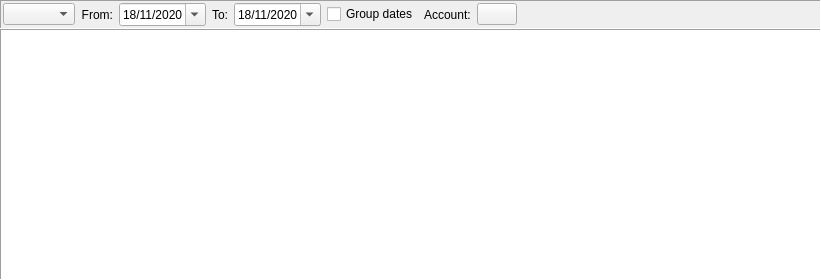
Above: jal/ui/reports/deals_report.ui from titov-vv/jal before the change. Below: the same form after it.
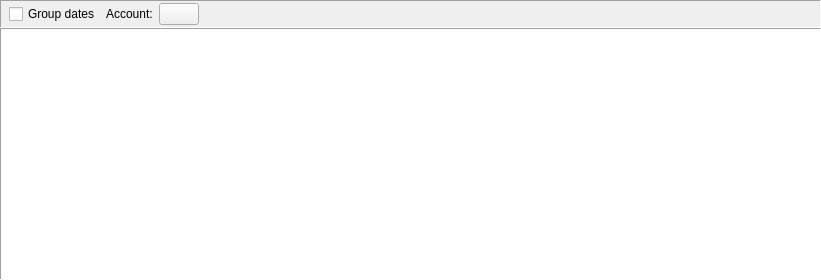
That is the form after the change. Custom widgets are drawn as their Qt base class.

Commit message: DateRangeSelector widget was created to simplify date range selection in reports

The edit to the form file:
```diff
--- a/jal/ui/reports/deals_report.ui
+++ b/jal/ui/reports/deals_report.ui
@@ -54,73 +54,7 @@
        <number>2</number>
       </property>
       <item>
-       <widget class="DateRangeCombo" name="ReportRangeCombo"/>
-      </item>
-      <item>
-       <widget class="QLabel" name="ReportFromLbl">
-        <property name="text">
-         <string>From:</string>
-        </property>
-        <property name="alignment">
-         <set>Qt::AlignRight|Qt::AlignTrailing|Qt::AlignVCenter</set>
-        </property>
-       </widget>
-      </item>
-      <item>
-       <widget class="QDateEdit" name="ReportFromDate">
-        <property name="dateTime">
-         <datetime>
-          <hour>21</hour>
-          <minute>0</minute>
-          <second>0</second>
-          <year>2020</year>
-          <month>11</month>
-          <day>18</day>
-         </datetime>
-        </property>
-        <property name="displayFormat">
-         <string>dd/MM/yyyy</string>
-        </property>
-        <property name="calendarPopup">
-         <bool>true</bool>
-        </property>
-        <property name="timeSpec">
-         <enum>Qt::UTC</enum>
-        </property>
-       </widget>
-      </item>
-      <item>
-       <widget class="QLabel" name="ReportToLbl">
-        <property name="text">
-         <string>To:</string>
-        </property>
-        <property name="alignment">
-         <set>Qt::AlignRight|Qt::AlignTrailing|Qt::AlignVCenter</set>
-        </property>
-       </widget>
-      </item>
-      <item>
-       <widget class="QDateEdit" name="ReportToDate">
-        <property name="dateTime">
-         <datetime>
-          <hour>21</hour>
-          <minute>0</minute>
-          <second>0</second>
-          <year>2020</year>
-          <month>11</month>
-          <day>18</day>
-         </datetime>
-        </property>
-        <property name="displayFormat">
-         <string>dd/MM/yyyy</string>
-        </property>
-        <property name="calendarPopup">
-         <bool>true</bool>
-        </property>
-        <property name="timeSpec">
-         <enum>Qt::UTC</enum>
-        </property>
-       </widget>
+       <widget class="DateRangeSelector" name="ReportRange" native="true"/>
       </item>
       <item>
        <widget class="QCheckBox" name="ReportGroupCheck">
@@ -190,9 +124,10 @@
  </widget>
  <customwidgets>
   <customwidget>
-   <class>DateRangeCombo</class>
-   <extends>QComboBox</extends>
-   <header>jal/widgets/helpers.h</header>
+   <class>DateRangeSelector</class>
+   <extends>QWidget</extends>
+   <header>jal/widgets/date_range_selector.h</header>
+   <container>1</container>
   </customwidget>
   <customwidget>
    <class>AccountButton</class>
```
The commit also changes 16 other files.
